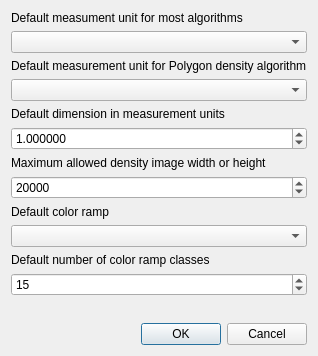
The window that ui/settings.ui (NationalSecurityAgency/qgis-densityanalysis-plugin) describes before a commit, drawn with Qt 5.
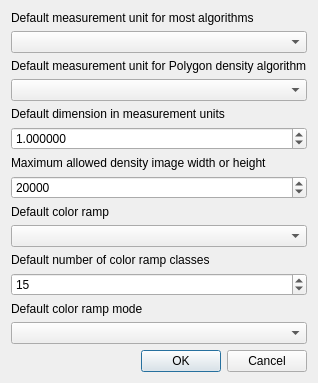
The same window after the commit.

Commit message: Add additional default settings.

```diff
--- a/ui/settings.ui
+++ b/ui/settings.ui
@@ -6,8 +6,8 @@
    <rect>
     <x>0</x>
     <y>0</y>
-    <width>312</width>
-    <height>356</height>
+    <width>314</width>
+    <height>377</height>
    </rect>
   </property>
   <property name="windowTitle">
@@ -20,7 +20,7 @@
    <item>
     <widget class="QLabel" name="label_3">
      <property name="text">
-      <string>Default measument unit for most algorithms</string>
+      <string>Default measurement unit for most algorithms</string>
      </property>
     </widget>
    </item>
@@ -107,6 +107,16 @@
      </property>
     </widget>
    </item>
+   <item>
+    <widget class="QLabel" name="label_7">
+     <property name="text">
+      <string>Default color ramp mode</string>
+     </property>
+    </widget>
+   </item>
+   <item>
+    <widget class="QComboBox" name="colorRampModeComboBox"/>
+   </item>
    <item>
     <spacer name="verticalSpacer">
      <property name="orientation">
```
The commit also changes 5 other files.
